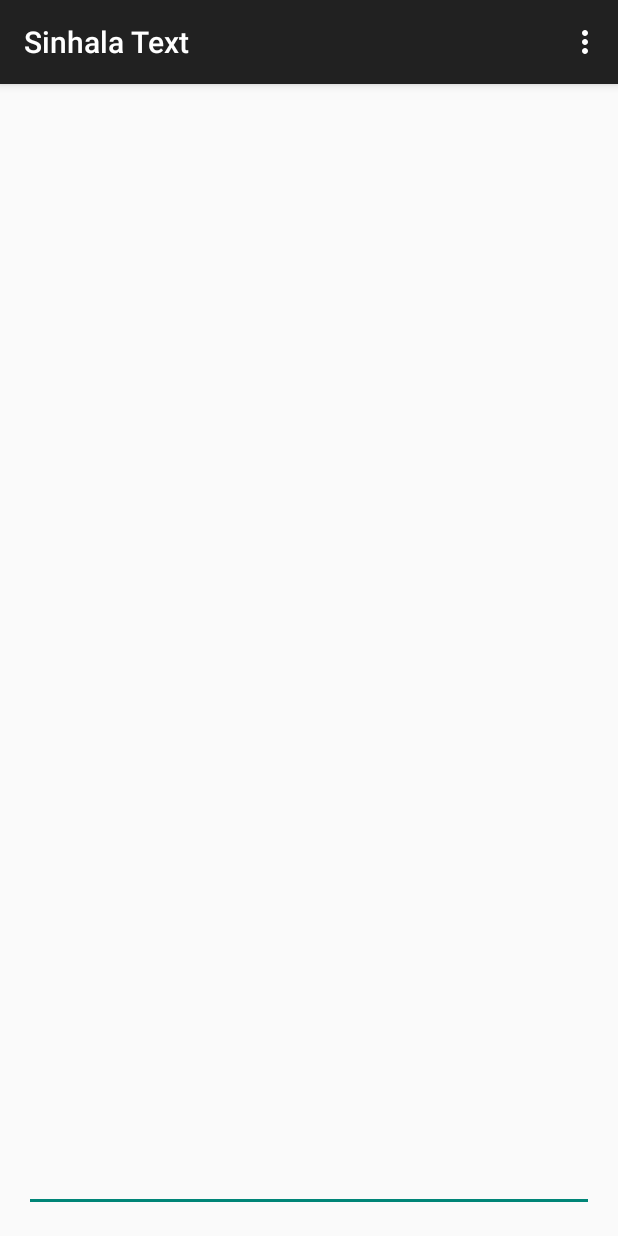
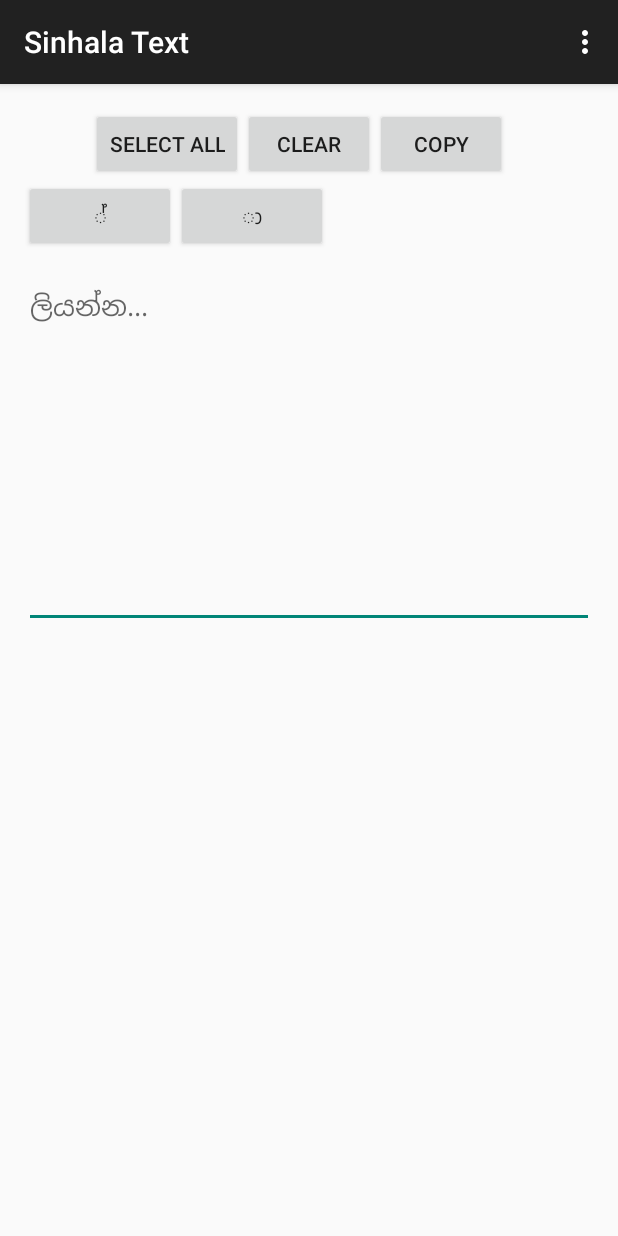
Before and after one commit to isuruwarn/sinhalatext-android, an Android app: the screen it shows after launch (EditorMainActivity), on a phone screen of 412 x 824 dp. Run offline under Robolectric (Android 15) with nearby library versions, the phone set to English and light mode, and no system bars.

Commit message:
command buttons, functions and sinhala buttons

```diff
--- a/app/src/main/java/com/sinhalatext/editor/mob/EditorMainActivity.java
+++ b/app/src/main/java/com/sinhalatext/editor/mob/EditorMainActivity.java
@@ -1,10 +1,14 @@
 package com.sinhalatext.editor.mob;
 
+import android.content.ClipData;
+import android.content.ClipboardManager;
+import android.content.Context;
 import android.os.Bundle;
 import android.support.v7.app.ActionBarActivity;
 import android.view.KeyEvent;
 import android.view.Menu;
 import android.view.MenuItem;
+import android.view.View;
 import android.widget.EditText;
 
 
@@ -88,4 +92,27 @@ public class EditorMainActivity extends ActionBarActivity {
         return super.dispatchKeyEvent(event);
     }
 
+
+    public void selectAll(View view) {
+        EditText editTextMain = (EditText) findViewById( R.id.editTextMain );
+        editTextMain.selectAll();
+    }
+
+    public void clearText(View view) {
+        EditText editTextMain = (EditText) findViewById( R.id.editTextMain );
+        editTextMain.setText("");
+    }
+
+    public void copyText(View view) {
+        EditText editTextMain = (EditText) findViewById( R.id.editTextMain );
+        editTextMain.selectAll();
+
+        // get handle to the clipboard service
+        ClipboardManager clipboard = (ClipboardManager) getSystemService(Context.CLIPBOARD_SERVICE);
+
+        // place text on the clipboard
+        ClipData clip = ClipData.newPlainText("sinhala text", editTextMain.getText() );
+        clipboard.setPrimaryClip(clip);
+    }
+
 }
--- a/app/src/main/res/layout/activity_editor_main.xml
+++ b/app/src/main/res/layout/activity_editor_main.xml
@@ -8,18 +8,69 @@
     <com.sinhalatext.editor.mob.SinEditText
         android:inputType="textMultiLine"
         android:lines="8"
-        android:minLines="6"
+        android:minLines="10"
         android:gravity="top|left"
         android:maxLines="10"
         android:scrollbars="vertical"
         android:layout_width="wrap_content"
-        android:layout_height="fill_parent"
+        android:layout_height="wrap_content"
         android:ems="10"
         android:id="@+id/editTextMain"
+        android:layout_marginTop="61dp"
+        android:layout_below="@+id/button"
         android:layout_alignParentLeft="true"
         android:layout_alignParentStart="true"
         android:layout_alignParentRight="true"
         android:layout_alignParentEnd="true"
-        android:layout_alignParentTop="true"/>
+        android:hint="@string/sintext_hint" />
+
+    <Button
+        android:layout_width="wrap_content"
+        android:layout_height="wrap_content"
+        android:text="@string/btn_select_all"
+        android:id="@+id/button"
+        android:onClick="selectAll"
+        android:layout_alignTop="@+id/button2"
+        android:layout_toLeftOf="@+id/button2"
+        android:layout_toStartOf="@+id/button2" />
+
+    <Button
+        android:layout_width="wrap_content"
+        android:layout_height="wrap_content"
+        android:text="@string/btn_clear"
+        android:id="@+id/button2"
+        android:layout_alignParentTop="true"
+        android:layout_centerHorizontal="true"
+        android:onClick="clearText" />
+
+    <Button
+        android:layout_width="wrap_content"
+        android:layout_height="wrap_content"
+        android:text="@string/btn_copy"
+        android:id="@+id/button3"
+        android:onClick="copyText"
+        android:layout_alignTop="@+id/button2"
+        android:layout_toRightOf="@+id/button2"
+        android:layout_toEndOf="@+id/button2" />
+
+    <Button
+        style="?android:attr/buttonStyleSmall"
+        android:layout_width="wrap_content"
+        android:layout_height="wrap_content"
+        android:text="@string/sym_al_lakuna"
+        android:id="@+id/button4"
+        android:layout_below="@+id/button"
+        android:hint="@string/sym_al_lakuna_hint" />
+
+    <Button
+        style="?android:attr/buttonStyleSmall"
+        android:layout_width="wrap_content"
+        android:layout_height="wrap_content"
+        android:text="@string/sym_aela_pilla"
+        android:id="@+id/button5"
+        android:layout_below="@+id/button"
+        android:layout_toRightOf="@+id/button4"
+        android:layout_toEndOf="@+id/button4"
+        android:hint="@string/sym_aela_pilla_hint" />/>
 
 </RelativeLayout>
--- a/app/src/main/res/values/strings.xml
+++ b/app/src/main/res/values/strings.xml
@@ -1,6 +1,12 @@
 <resources>
     <string name="app_name">Sinhala Text</string>
-
-    <string name="hello_world">Hello world!</string>
     <string name="action_settings">Settings</string>
+    <string name="btn_select_all">Select All</string>
+    <string name="btn_clear">Clear</string>
+    <string name="btn_copy">Copy</string>
+    <string name="sintext_hint">ලියන්න...</string>
+    <string name="sym_al_lakuna">්</string>
+    <string name="sym_al_lakuna_hint">AL_LAKUNA</string>
+    <string name="sym_aela_pilla">ා</string>
+    <string name="sym_aela_pilla_hint">AELA_PILLA</string>
 </resources>
```
